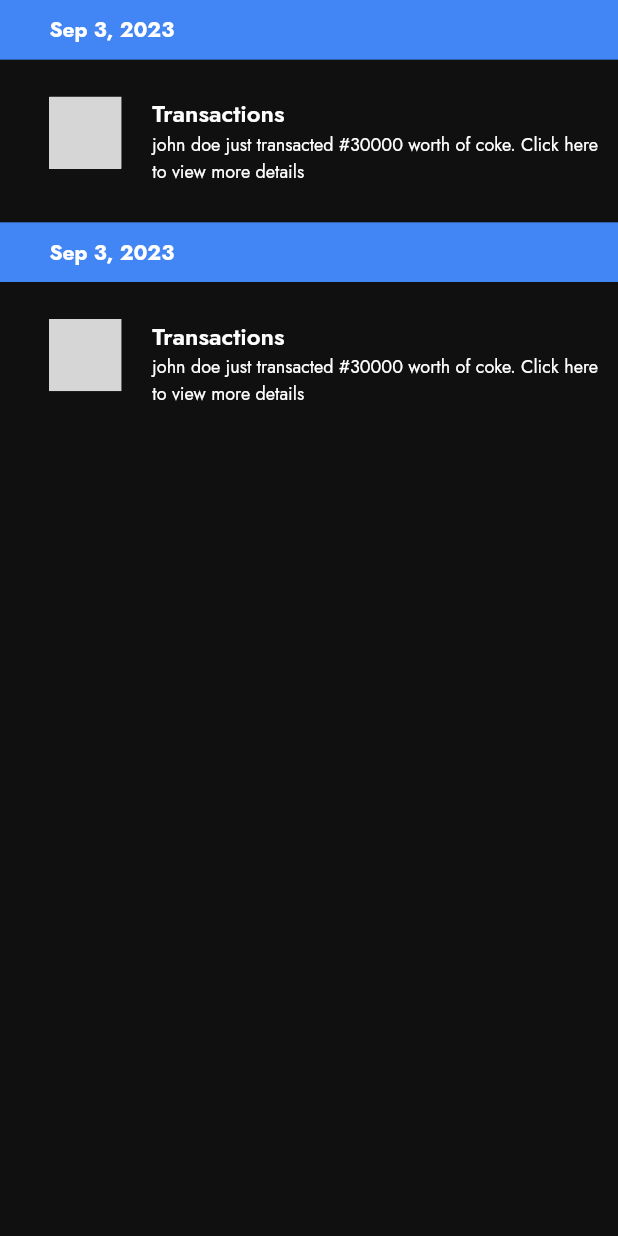
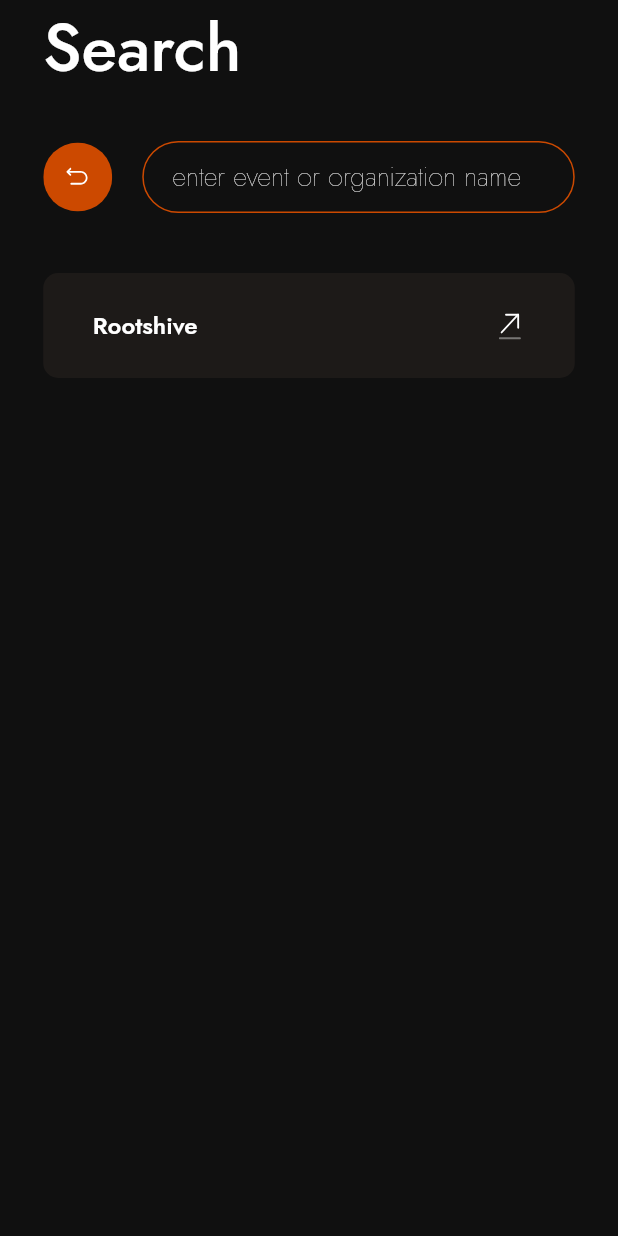
Before and after one commit to Emodot/idonland, a Flutter app: the DashboardScreen screen opened directly, after a tap on an icon or button, on a phone screen of 412 x 824 dp. Run offline on Flutter 3.47's test engine with Material 2 defaults, Android fonts, the light colour scheme and no system bars; our stand-ins replace carousel_slider, device_info_plus, flutter_svg, responsive_framework, shared_preferences; missing offline and left inert: android_id, slide_action; accounts and stored records are empty; grey boxes are pictures that could not be loaded.

Commit message:
developed search screen and clockin screen

```diff
--- a/lib/main.dart
+++ b/lib/main.dart
@@ -1,6 +1,7 @@
 import 'package:flutter/material.dart';
 import 'package:flutter/services.dart';
 import 'package:idonland/ui/onboarding/landing_screen.dart';
+import 'package:idonland/widgets/unfocus.dart';
 import 'package:responsive_framework/responsive_framework.dart';
 
 void main() {
@@ -13,7 +14,8 @@
   // This widget is the root of your application.
   @override
   Widget build(BuildContext context) {
-    return MaterialApp(
+    return Unfocus(
+      child: MaterialApp(
         debugShowCheckedModeBanner: false,
         builder: (context, child) => ResponsiveWrapper.builder(
             BouncingScrollWrapper.builder(context, child!),
@@ -47,6 +49,7 @@
           // primarySwatch: Colors.blue,
         ),
         home: const LandingScreen(),
+      ),
     );
   }
 }
--- a/lib/ui/dashboard/dashboard_screen.dart
+++ b/lib/ui/dashboard/dashboard_screen.dart
@@ -7,6 +7,7 @@
 // import 'package:get/get.dart';
 // import 'package:intl/intl.dart';
 import 'package:idonland/main_layout.dart';
+import 'package:idonland/ui/dashboard/search_screen.dart';
 import 'package:idonland/ui/notification/notification_screen.dart';
 // import 'package:idonland/utils/app_constants.dart';
 import 'package:idonland/utils/constant.dart';
@@ -105,7 +106,7 @@
                 left: size.width * 0.05,
                 right: size.width * 0.05,
                 bottom: size.height * 0.025,
-                top: size.height * 0.09,
+                top: size.height * 0.08,
               ),
               color: kBgColor2,
               child: Row(
@@ -162,7 +163,7 @@
                         onPressed: () {
                           Navigator.of(context).push(
                             MaterialPageRoute(
-                              builder: (context) => const NotificationScreen(),
+                              builder: (context) => const SearchScreen(),
                             ),
                           );
                         },
@@ -690,12 +691,18 @@
                   width: 30,
                 ),
                 Center(
-                  child: Text(
-                    // Show loading if async operation is being performed
+                  child: selected
+                      ? Text(
                           state.isPerformingAction
                               ? "please wait..."
-                        : "slide to start",
+                              : "slide to clockin",
                           style: const TextStyle(
+                            color: kWhite,
+                          ),
+                        )
+                      : const Text(
+                          "select a card first...",
+                          style: TextStyle(
                             color: kWhite,
                           ),
                         ),
--- /dev/null
+++ b/lib/ui/dashboard/search_screen.dart
@@ -0,0 +1,164 @@
+import 'package:flutter/material.dart';
+import 'package:flutter_svg/svg.dart';
+import 'package:idonland/ui/clockin/clockin_screen.dart';
+import 'package:idonland/utils/constant.dart';
+import 'package:idonland/utils/styles.dart';
+
+var refController = TextEditingController();
+
+class SearchScreen extends StatefulWidget {
+  const SearchScreen({super.key});
+
+  @override
+  State<SearchScreen> createState() => _SearchScreenState();
+}
+
+class _SearchScreenState extends State<SearchScreen> {
+  @override
+  Widget build(BuildContext context) {
+    final Size size = MediaQuery.of(context).size;
+    return Scaffold(
+      backgroundColor: kBgColor,
+      body: SafeArea(
+        child: Padding(
+          padding: EdgeInsets.symmetric(horizontal: size.width * 0.07),
+          child: Column(
+            crossAxisAlignment: CrossAxisAlignment.start,
+            children: [
+              Text(
+                'Search',
+                style: TextStyle(
+                  fontSize: getLargerText(context),
+                  fontWeight: FontWeight.w500,
+                  color: kWhite,
+                ),
+              ),
+              const SizedBox(
+                height: 30,
+              ),
+              Row(
+                children: [
+                  SvgPicture.asset('assets/icons/revert.svg'),
+                  const SizedBox(
+                    width: 20,
+                  ),
+                  const SeachInput(),
+                ],
+              ),
+              const SizedBox(
+                height: 40,
+              ),
+              Expanded(
+                child: Column(
+                  children: [
+                    GestureDetector(
+                      onTap: () {
+                        Navigator.of(context).push(
+                          MaterialPageRoute(
+                            builder: (context) => const ClockinScreen(),
+                          ),
+                        );
+                      },
+                      child: Container(
+                        height: 70,
+                        padding: EdgeInsets.symmetric(
+                          horizontal: size.width * 0.08,
+                        ),
+                        decoration: const BoxDecoration(
+                          color: Color(0xFF1D1A18),
+                          borderRadius: BorderRadius.all(
+                            Radius.circular(10),
+                          ),
+                        ),
+                        child: Row(
+                          mainAxisAlignment: MainAxisAlignment.spaceBetween,
+                          children: [
+                            Text(
+                              'Rootshive',
+                              style: TextStyle(
+                                  fontSize: getBigRegText(context),
+                                  color: kWhite,
+                                  fontWeight: FontWeight.w600),
+                            ),
+                            SvgPicture.asset('assets/icons/send.svg')
+                          ],
+                        ),
+                      ),
+                    ),
+                  ],
+                ),
+              ),
+            ],
+          ),
+        ),
+      ),
+    );
+  }
+}
+
+class SeachInput extends StatefulWidget {
+  const SeachInput({
+    super.key,
+  });
+
+  @override
+  State<SeachInput> createState() => _SeachInputState();
+}
+
+class _SeachInputState extends State<SeachInput> {
+  @override
+  Widget build(BuildContext context) {
+    return Expanded(
+      child: TextField(
+        controller: refController,
+        keyboardType: TextInputType.text,
+        style: TextStyle(
+          fontSize: getRegText(context),
+          color: kWhite,
+          fontWeight: FontWeight.w500,
+        ),
+        decoration: InputDecoration(
+          contentPadding: const EdgeInsets.symmetric(
+            horizontal: 20,
+          ),
+          hintText: "enter event or organization name ",
+          hintStyle: TextStyle(
+            fontSize: getBigText(context),
+            fontWeight: FontWeight.w200,
+            color: kWhite,
+          ),
+          // prefixIcon: const Padding(
+          //   padding: EdgeInsets.all(15.0),
+          //   child: Icon(
+          //     Icons.search,
+          //     size: 20,
+          //     color: Color(0xFFC3D3DD),
+          //   ),
+          // ),
+          filled: true,
+          fillColor: kTransparent,
+          // suffixIcon: Padding(
+          //   padding: const EdgeInsets.all(15.0),
+          //   child: SvgPicture.asset(
+          //     "assets/icons/check.svg",
+          //   ),
+          // ),
+          enabledBorder: OutlineInputBorder(
+            borderRadius: BorderRadius.circular(50),
+            borderSide: const BorderSide(
+              color: kPrimaryColor,
+              width: 1,
+            ),
+          ),
+          focusedBorder: OutlineInputBorder(
+            borderRadius: BorderRadius.circular(50),
+            borderSide: const BorderSide(
+              color: kPrimaryColor,
+              width: 1,
+            ),
+          ),
+        ),
+      ),
+    );
+  }
+}
--- a/lib/widgets/bottom_nav_bar.dart
+++ b/lib/widgets/bottom_nav_bar.dart
@@ -132,7 +132,7 @@
             ),
             InkWell(
               onTap: () {
-                onChanged?.call(2);
+                // onChanged?.call(2);
               },
               child: Column(
                 mainAxisSize: MainAxisSize.min,
--- /dev/null
+++ b/lib/widgets/unfocus.dart
@@ -0,0 +1,19 @@
+import 'package:flutter/material.dart';
+
+class Unfocus extends StatelessWidget {
+  const Unfocus({
+    super.key,
+    required this.child,
+  });
+
+  final Widget child;
+
+  @override
+  Widget build(BuildContext context) {
+    return GestureDetector(
+      behavior: HitTestBehavior.opaque,
+      onTap: () => FocusManager.instance.primaryFocus?.unfocus(),
+      child: child,
+    );
+  }
+}
--- a/pubspec.yaml
+++ b/pubspec.yaml
@@ -57,6 +57,11 @@
   # package. See that file for information about deactivating specific lint
   # rules and activating additional ones.
   flutter_lints: ^2.0.0
+
+flutter_icons:
+  android: "launcher_icon"
+  ios: true
+  image_path: "assets/images/launcher_icon.png"
 
 # For information on the generic Dart part of this file, see the
 # following page: https://dart.dev/tools/pub/pubspec
```
Also changed, not shown: lib/ui/clockin/clockin_screen.dart (added, +179 -0 lines), assets/icons/back.svg (added), assets/icons/revert.svg (added), assets/icons/routing-2.svg (added), assets/icons/send.svg (added), assets/images/launcher_icon.png (added), 28 other files. Lines whose indentation alone changed are shown as unchanged.
